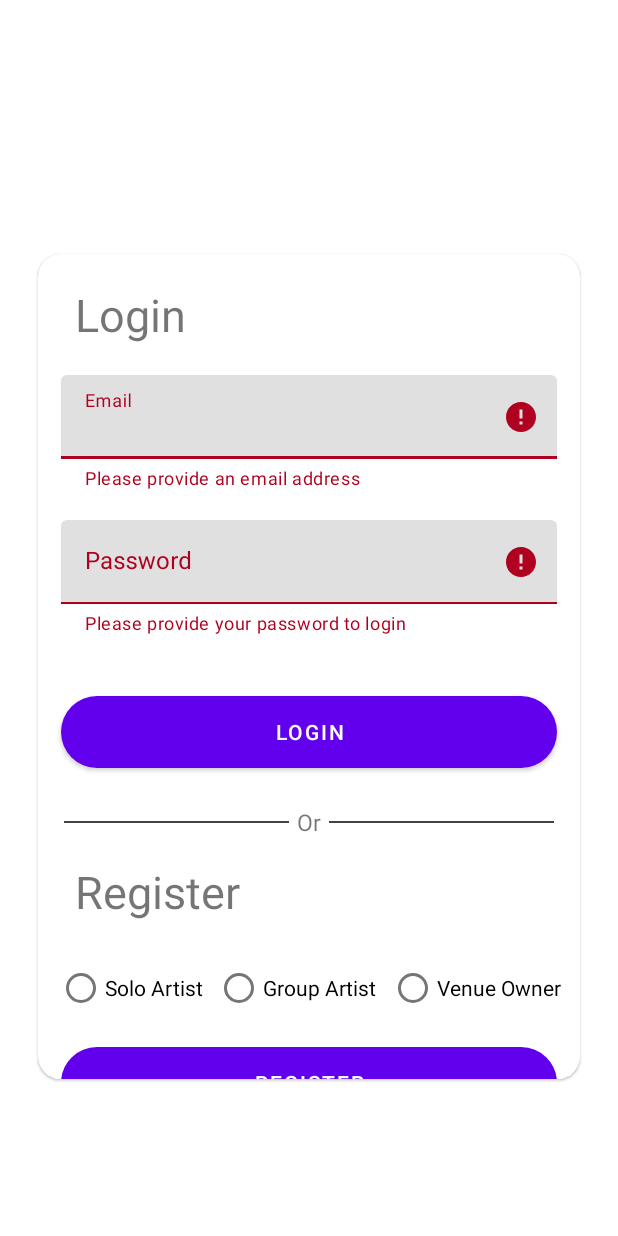
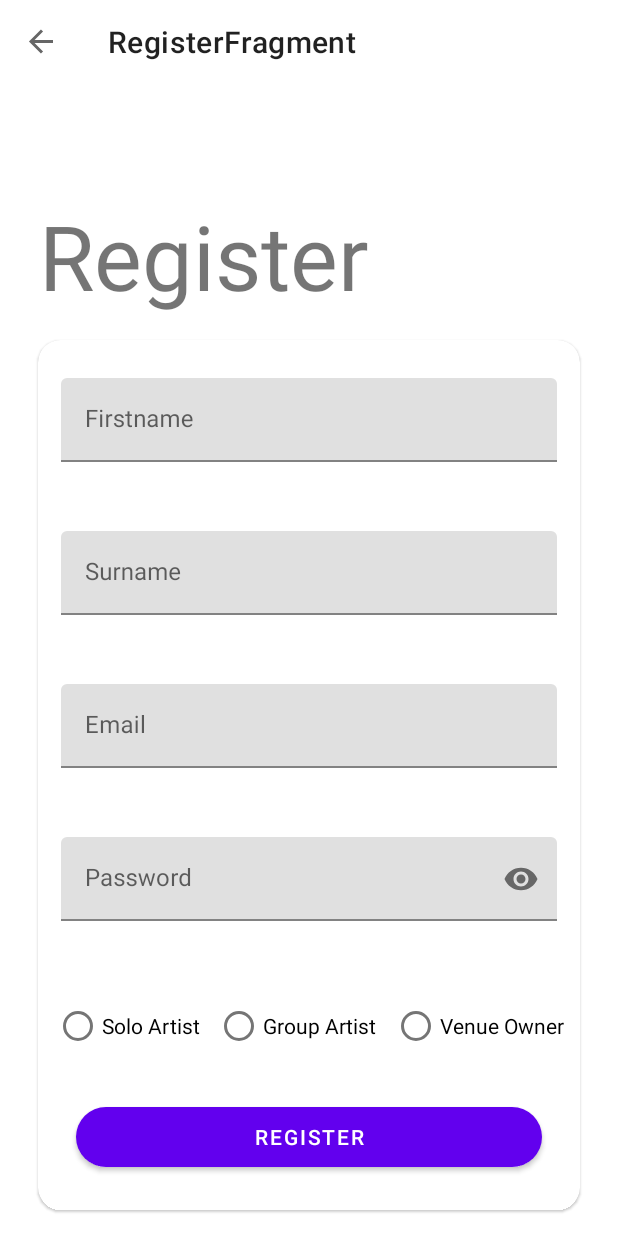
Before and after one commit to mikel112543/FYP_RockAround, an Android app: the screen it shows after launch (MainActivity), after a tap on "REGISTER", on a phone screen of 412 x 824 dp. Run offline under Robolectric (Android 15) with nearby library versions, the phone set to English and light mode, and no system bars; our stand-ins replace Firebase (no records; nobody signed in at launch, a user with empty details on screens opened directly), data binding, navigation-ui; libraries missing offline, so code that uses them is left out: org.apache.log4j; 1 other tap on this screen came first.

Commit message:
- Completed working with Registration - Will merge ito Register branch

```diff
--- a/app/src/main/java/com/example/rockaroundapp/model/Artist.java
+++ b/app/src/main/java/com/example/rockaroundapp/model/Artist.java
@@ -2,7 +2,6 @@ package com.example.rockaroundapp.model;
 
 import com.fasterxml.jackson.databind.ObjectMapper;
 
-import java.util.ArrayList;
 import java.util.List;
 import java.util.Map;
 
@@ -172,9 +171,4 @@ public class Artist extends User {
     public void setSampleTracks(List<SampleTrack> sampleTracks) {
         this.sampleTracks = sampleTracks;
     }
-
-    @Override
-    public Map<String, Object> objectMap(User user) {
-        return super.objectMap(user);
-    }
 }
--- a/app/src/main/java/com/example/rockaroundapp/model/GroupArtist.java
+++ b/app/src/main/java/com/example/rockaroundapp/model/GroupArtist.java
@@ -57,7 +57,7 @@ public class GroupArtist extends Artist {
     }
 
     @Override
-    public Map<String, Object> objectMap(User user) {
+    public Map objectMap(User user) {
         return super.objectMap(user);
     }
 }
--- a/app/src/main/java/com/example/rockaroundapp/model/User.java
+++ b/app/src/main/java/com/example/rockaroundapp/model/User.java
@@ -22,7 +22,6 @@ public abstract class User {
         this.firstname = firstname;
         this.lastname = lastname;
         this.email = email;
-        setUserType("NONE");
         oMapper = new ObjectMapper();
 
     }
@@ -80,7 +79,7 @@ public abstract class User {
         this.contactNumber = contactNumber;
     }
 
-    public Map<String, Object> objectMap(User user) {
+    public Map objectMap(User user) {
         return oMapper.convertValue(user, Map.class);
     }
 
--- a/app/src/main/java/com/example/rockaroundapp/model/Venue.java
+++ b/app/src/main/java/com/example/rockaroundapp/model/Venue.java
@@ -1,6 +1,4 @@
 package com.example.rockaroundapp.model;
-
-import android.app.usage.UsageEvents;
 
 import java.util.List;
 import java.util.Map;
@@ -126,7 +124,7 @@ public class Venue extends User{
     }
 
     @Override
-    public Map<String, Object> objectMap(User user) {
+    public Map objectMap(User user) {
         return super.objectMap(user);
     }
 }
--- a/app/src/main/java/com/example/rockaroundapp/view/LoginFragment.java
+++ b/app/src/main/java/com/example/rockaroundapp/view/LoginFragment.java
@@ -4,11 +4,14 @@ import android.os.Bundle;
 
 import androidx.annotation.NonNull;
 import androidx.annotation.Nullable;
+import androidx.appcompat.widget.Toolbar;
 import androidx.databinding.DataBindingUtil;
 import androidx.fragment.app.Fragment;
 import androidx.lifecycle.ViewModelProvider;
 import androidx.navigation.NavController;
+import androidx.navigation.NavDirections;
 import androidx.navigation.Navigation;
+import androidx.navigation.fragment.NavHostFragment;
 
 import android.text.TextUtils;
 import android.view.LayoutInflater;
@@ -18,6 +21,7 @@ import android.widget.Toast;
 
 import com.example.rockaroundapp.R;
 import com.example.rockaroundapp.databinding.FragmentLoginBinding;
+import com.example.rockaroundapp.generated.callback.OnClickListener;
 import com.example.rockaroundapp.viewmodel.LoginViewModel;
 import com.example.rockaroundapp.viewmodel.RegisterViewModel;
 import com.google.android.material.bottomnavigation.BottomNavigationView;
@@ -30,6 +34,7 @@ public class LoginFragment extends Fragment {
     private FragmentLoginBinding binding;
     private LoginViewModel loginViewModel;
     private BottomNavigationView bottomNavigationView;
+    private Toolbar toolbar;
     private NavController navController;
 
     @Override
@@ -42,9 +47,11 @@ public class LoginFragment extends Fragment {
         loginViewModel = new ViewModelProvider(this).get(LoginViewModel.class);
         binding.setLoginViewModel(loginViewModel);
         binding.setLifecycleOwner(this);
+        toolbar = getActivity().findViewById(R.id.main_toolbar);
+        toolbar.setVisibility(View.INVISIBLE);
         bottomNavigationView = getActivity().findViewById(R.id.bottom_navbar);
         bottomNavigationView.setVisibility(View.INVISIBLE);
-        navController = Navigation.findNavController(view);
+        loginViewModel.signOut();
         observeViewModel(loginViewModel);
         return view;
     }
@@ -66,9 +73,8 @@ public class LoginFragment extends Fragment {
             }
         });
         loginViewModel.getFirebaseUserMutableLiveData().observe(getViewLifecycleOwner(), firebaseUser -> {
-            if (firebaseUser != null) {
+            if (firebaseUser == null) {
                 Toast.makeText(getActivity(), "Error logging in", Toast.LENGTH_SHORT).show();
-
             } else {
                 Toast.makeText(getActivity(), "Login Successful", Toast.LENGTH_SHORT).show();
                 navController.navigate(R.id.action_loginFragment_to_exploreFragment);
@@ -80,15 +86,21 @@ public class LoginFragment extends Fragment {
                 Toast.makeText(getActivity(), failureMsg, Toast.LENGTH_SHORT).show();
             }
         });
-        loginViewModel.getRegisterButtonPressed().observe(getViewLifecycleOwner(), isPressed -> {
+        /*loginViewModel.getRegisterButtonPressed().observe(getViewLifecycleOwner(), isPressed -> {
             if (Boolean.TRUE.equals(isPressed)) {
                 navController.navigate(R.id.action_loginFragment_to_registerFragment);
             }
-        });
+        });*/
     }
 
     @Override
     public void onViewCreated(@NonNull View view, @Nullable Bundle savedInstanceState) {
+        navController = Navigation.findNavController(view);
+        binding.registerButton.setOnClickListener(this::onRegisterClick);
         super.onViewCreated(view, savedInstanceState);
     }
+
+    public void onRegisterClick(View view) {
+        navController.navigate(R.id.action_loginFragment_to_registerFragment);
+    }
 }
--- a/app/src/main/java/com/example/rockaroundapp/view/MainActivity.java
+++ b/app/src/main/java/com/example/rockaroundapp/view/MainActivity.java
@@ -1,7 +1,13 @@
 package com.example.rockaroundapp.view;
 
 import androidx.appcompat.app.AppCompatActivity;
+import androidx.appcompat.widget.Toolbar;
 import androidx.fragment.app.FragmentTransaction;
+import androidx.navigation.NavController;
+import androidx.navigation.Navigation;
+import androidx.navigation.fragment.NavHostFragment;
+import androidx.navigation.ui.AppBarConfiguration;
+import androidx.navigation.ui.NavigationUI;
 
 import android.os.Bundle;
 
@@ -9,14 +15,32 @@ import com.example.rockaroundapp.R;
 
 public class MainActivity extends AppCompatActivity {
 
-    @Override
+    private NavController navController;
+    private AppBarConfiguration appBarConfiguration;
+    private Toolbar toolbar;
+
+
     protected void onCreate(Bundle savedInstanceState) {
         super.onCreate(savedInstanceState);
         setContentView(R.layout.activity_main);
-        getSupportActionBar().hide();
-        FragmentTransaction ft = getSupportFragmentManager().beginTransaction();
+        toolbar = findViewById(R.id.main_toolbar);
+        setSupportActionBar(toolbar);
+        getSupportActionBar().setTitle(null);
+        NavHostFragment navHostFragment = (NavHostFragment) getSupportFragmentManager().findFragmentById(R.id.fragmentContainerView);
+        navController = navHostFragment.getNavController();
+        appBarConfiguration = new AppBarConfiguration.Builder(navController.getGraph()).build();
+        NavigationUI.setupActionBarWithNavController(this, navController, appBarConfiguration);
+
+        //FragmentTransaction ft = getSupportFragmentManager().beginTransaction();
         // Replace the contents of the container with the new fragment
-        ft.replace(R.id.fragmentContainerView, new LoginFragment());
-        ft.commit();
+        //ft.replace(R.id.fragmentContainerView, new LoginFragment());
+       // ft.commit();
+
+    }
+
+    public boolean onSupportNavigateUp() {
+        navController = Navigation.findNavController(this, R.id.fragmentContainerView);
+        return NavigationUI.navigateUp(navController, appBarConfiguration)
+                || super.onSupportNavigateUp();
     }
 }
--- a/app/src/main/java/com/example/rockaroundapp/view/RegisterFragment.java
+++ b/app/src/main/java/com/example/rockaroundapp/view/RegisterFragment.java
@@ -3,6 +3,8 @@ package com.example.rockaroundapp.view;
 import android.os.Bundle;
 
 
+import androidx.annotation.NonNull;
+import androidx.annotation.Nullable;
 import androidx.appcompat.widget.Toolbar;
 import androidx.databinding.DataBindingUtil;
 import androidx.fragment.app.Fragment;
@@ -34,6 +36,7 @@ public class RegisterFragment extends Fragment {
     private RegisterViewModel registerViewModel;
     private FragmentRegisterBinding binding;
     private NavController navController;
+    private Toolbar toolbar;
 
     @Override
     public View onCreateView(LayoutInflater inflater, ViewGroup container,
@@ -44,10 +47,9 @@ public class RegisterFragment extends Fragment {
         registerViewModel = new ViewModelProvider(this).get(RegisterViewModel.class);
         binding.setRegisterViewModel(registerViewModel);
         binding.setLifecycleOwner(this);
-        Toolbar toolbar = view.findViewById(R.id.toolbar);
-        toolbar.setNavigationIcon(R.drawable.ic_baseline_arrow_back_24);
+        toolbar = getActivity().findViewById(R.id.main_toolbar);
+        toolbar.setVisibility(View.VISIBLE);
         observeViewModel();
-        navController = Navigation.findNavController(view);
         return view;
     }
 
@@ -60,7 +62,7 @@ public class RegisterFragment extends Fragment {
             } else {
                 binding.emailField.setError(null);
             }
-            if (strings.get(0).isEmpty()) {
+            if (strings.get(1).isEmpty()) {
                 binding.passwordField.setError("Enter a password");
             } else {
                 binding.passwordField.setError(null);
@@ -78,17 +80,24 @@ public class RegisterFragment extends Fragment {
             } else {
                 binding.surnameField.setError(null);
             }
-            if(registerViewModel.validateEmail() && registerViewModel.validatePassword() &&
+            if (registerViewModel.validateEmail() && registerViewModel.validatePassword() &&
                     registerViewModel.validateFirstname() && registerViewModel.validateLastname() && registerViewModel.validateType()) {
                 registerViewModel.register();
             }
             registerViewModel.getFirebaseUserRegister().observe(getViewLifecycleOwner(), firebaseUser -> {
-                if(firebaseUser != null) {
+                if (firebaseUser != null) {
+                    Toast.makeText(getActivity(), "Registration Successful", Toast.LENGTH_SHORT).show();
                     navController.navigate(R.id.action_registerFragment_to_exploreFragment);
-            }else {
+                } else {
                     Toast.makeText(getActivity(), registerViewModel.getFailedRegMessage(), Toast.LENGTH_SHORT).show();
                 }
-        });
+            });
         });
     }
+
+    @Override
+    public void onViewCreated(@NonNull View view, @Nullable Bundle savedInstanceState) {
+        navController = Navigation.findNavController(view);
+        super.onViewCreated(view, savedInstanceState);
+    }
 }
--- a/app/src/main/java/com/example/rockaroundapp/viewmodel/LoginViewModel.java
+++ b/app/src/main/java/com/example/rockaroundapp/viewmodel/LoginViewModel.java
@@ -46,6 +46,10 @@ public class LoginViewModel extends ViewModel {
         return registerButtonPressed;
     }
 
+    public void signOut() {
+        userRepository.signOut();
+    }
+
     public MutableLiveData<List<String>> getDetails() {
         if (loginDetails == null) {
             loginDetails = new MutableLiveData<>();
@@ -80,10 +84,10 @@ public class LoginViewModel extends ViewModel {
         loginDetails.setValue(details);
     }
 
-    public void onRegisterClick() {
+    /*public void onRegisterClick() {
         //userType.postValue(userType.getValue());
         registerButtonPressed.postValue(true);
-    }
+    }*/
 
     public void loginUser(String loginEmail, String pass) {
         userRepository.loginUser(loginEmail, pass);
--- a/app/src/main/res/layout/activity_main.xml
+++ b/app/src/main/res/layout/activity_main.xml
@@ -6,6 +6,15 @@
     android:layout_width="match_parent"
     android:layout_height="match_parent"
     tools:context=".view.MainActivity">
+
+    <androidx.appcompat.widget.Toolbar
+        android:id="@+id/main_toolbar"
+        android:layout_width="match_parent"
+        android:layout_height="56dp"
+        app:layout_constraintEnd_toEndOf="parent"
+        app:layout_constraintHorizontal_bias="1.0"
+        app:layout_constraintStart_toStartOf="parent"
+        app:layout_constraintTop_toTopOf="parent" />
 
     <androidx.fragment.app.FragmentContainerView
         android:id="@+id/fragmentContainerView"
@@ -21,8 +30,8 @@
         android:layout_height="wrap_content"
         android:layout_gravity="bottom"
         app:layout_constraintBottom_toBottomOf="parent"
+        app:layout_constraintEnd_toEndOf="parent"
         app:layout_constraintStart_toStartOf="parent"
-        app:layout_constraintEnd_toEndOf="parent"
         app:menu="@menu/bottom_navigation_menu" />
 
 </androidx.constraintlayout.widget.ConstraintLayout>
--- a/app/src/main/res/layout/fragment_login.xml
+++ b/app/src/main/res/layout/fragment_login.xml
@@ -214,7 +214,6 @@
                     android:layout_marginEnd="15dp"
                     android:background="@drawable/pill_button_outline"
                     android:text="Register"
-                    android:onClick="@{()-> loginViewModel.onRegisterClick()}"
                     app:layout_constraintEnd_toEndOf="parent"
                     app:layout_constraintStart_toStartOf="parent"
                     app:layout_constraintTop_toBottomOf="@id/user_type_radio_group" />
--- a/app/src/main/res/layout/fragment_register.xml
+++ b/app/src/main/res/layout/fragment_register.xml
@@ -15,7 +15,7 @@
         android:layout_height="match_parent"
         tools:context=".view.RegisterFragment">
 
-        <androidx.appcompat.widget.Toolbar
+        <!--<androidx.appcompat.widget.Toolbar
             android:id="@+id/toolbar"
             android:layout_width="match_parent"
             android:layout_height="wrap_content"
@@ -23,14 +23,14 @@
             app:layout_constraintEnd_toEndOf="parent"
             app:layout_constraintStart_toStartOf="parent"
             app:layout_constraintTop_toTopOf="parent"
-            app:navigationIcon="@drawable/ic_baseline_arrow_back_24" />
+            app:navigationIcon="@drawable/ic_baseline_arrow_back_24" />-->
 
         <TextView
             android:id="@+id/textView"
             android:layout_width="wrap_content"
             android:layout_height="wrap_content"
             android:layout_marginStart="25dp"
-            android:layout_marginTop="10dp"
+            android:layout_marginTop="148dp"
             android:layout_marginEnd="165dp"
             android:layout_marginBottom="8dp"
             android:text="Register"
@@ -38,14 +38,14 @@
             app:layout_constraintBottom_toTopOf="@+id/register_card"
             app:layout_constraintEnd_toEndOf="parent"
             app:layout_constraintStart_toStartOf="parent"
-            app:layout_constraintTop_toBottomOf="@id/toolbar" />
+            app:layout_constraintTop_toTopOf="parent" />
 
         <com.google.android.material.card.MaterialCardView
             android:id="@+id/register_card"
             android:layout_width="match_parent"
             android:layout_height="580dp"
             android:layout_marginStart="25dp"
-            android:layout_marginTop="80dp"
+            android:layout_marginTop="8dp"
             android:layout_marginEnd="25dp"
             android:layout_marginBottom="35dp"
             app:cardCornerRadius="15dp"
@@ -53,7 +53,7 @@
             app:layout_constraintEnd_toEndOf="parent"
             app:layout_constraintHorizontal_bias="0.0"
             app:layout_constraintStart_toStartOf="parent"
-            app:layout_constraintTop_toBottomOf="@id/toolbar">
+            app:layout_constraintTop_toBottomOf="@+id/textView">
 
 
             <androidx.constraintlayout.widget.ConstraintLayout
@@ -77,10 +77,10 @@
                         android:id="@+id/txtFirstname"
                         android:layout_width="match_parent"
                         android:layout_height="wrap_content"
-                        app:boxBackgroundMode="none"
                         android:hint="Firstname"
                         android:inputType="textCapWords"
-                        android:text="@={registerViewModel.firstname}" />
+                        android:text="@={registerViewModel.firstname}"
+                        app:boxBackgroundMode="none" />
                 </com.google.android.material.textfield.TextInputLayout>
 
                 <com.google.android.material.textfield.TextInputLayout
@@ -195,11 +195,11 @@
                     android:layout_marginBottom="34dp"
                     android:background="@drawable/pill_button"
                     android:backgroundTint="@color/primary_pink"
+                    android:onClick="@{()-> registerViewModel.onRegisterClick()}"
                     android:text="Register"
                     app:layout_constraintBottom_toBottomOf="parent"
                     app:layout_constraintEnd_toEndOf="parent"
                     app:layout_constraintStart_toStartOf="parent"
-                    android:onClick="@{()-> registerViewModel.onRegisterClick()}"
                     app:layout_constraintTop_toBottomOf="@id/user_type_radio_group" />
 
             </androidx.constraintlayout.widget.ConstraintLayout>
--- a/app/src/main/res/navigation/nav_graph.xml
+++ b/app/src/main/res/navigation/nav_graph.xml
@@ -12,7 +12,9 @@
         tools:layout="@layout/fragment_login">
         <action
             android:id="@+id/action_loginFragment_to_registerFragment"
-            app:destination="@id/registerFragment" />
+            app:destination="@id/registerFragment"
+            app:popEnterAnim="@transition/enter_left_to_right"
+            app:popExitAnim="@transition/exit_right_to_left"/>
         <action
             android:id="@+id/action_loginFragment_to_exploreFragment"
             app:destination="@id/exploreFragment"/>
--- a/app/src/main/res/values-night/themes.xml
+++ b/app/src/main/res/values-night/themes.xml
@@ -1,6 +1,6 @@
 <resources xmlns:tools="http://schemas.android.com/tools">
     <!-- Base application theme. -->
-    <style name="Theme.RockAroundApp" parent="Theme.MaterialComponents.DayNight.DarkActionBar">
+    <style name="Theme.RockAroundApp" parent="Theme.MaterialComponents.DayNight.NoActionBar">
         <!-- Primary brand color. -->
         <item name="colorPrimary">@color/primary_pink</item>
         <item name="colorPrimaryVariant">@color/primaryVariant_pink</item>
--- a/app/src/main/res/values/themes.xml
+++ b/app/src/main/res/values/themes.xml
@@ -1,6 +1,6 @@
 <resources xmlns:tools="http://schemas.android.com/tools">
     <!-- Base application theme. -->
-    <style name="Theme.RockAroundApp" parent="Theme.MaterialComponents.DayNight.DarkActionBar">
+    <style name="Theme.RockAroundApp" parent="Theme.MaterialComponents.DayNight.NoActionBar">
         <!-- Primary brand color. -->
         <item name="colorPrimary">@color/purple_500</item>
         <item name="colorPrimaryVariant">@color/purple_700</item>
--- a/build.gradle
+++ b/build.gradle
@@ -6,7 +6,7 @@ buildscript {
         mavenCentral()
     }
     dependencies {
-        classpath "com.android.tools.build:gradle:7.0.4"
+        classpath 'com.android.tools.build:gradle:7.1.0'
         classpath "org.jetbrains.kotlin:kotlin-gradle-plugin:$kotlin_version"
         classpath 'com.google.gms:google-services:4.3.8'
 
```
Also changed, not shown: app/build.gradle (+16 -3 lines), app/src/main/java/com/example/rockaroundapp/repository/UserRepository.java (+34 -11 lines), app/src/main/java/com/example/rockaroundapp/viewmodel/RegisterViewModel.java (+16 -14 lines), app/src/main/res/transition/enter_left_to_right.xml (added, +7 -0 lines), app/src/main/res/transition/exit_right_to_left.xml (added, +8 -0 lines), gradle/wrapper/gradle-wrapper.properties.
